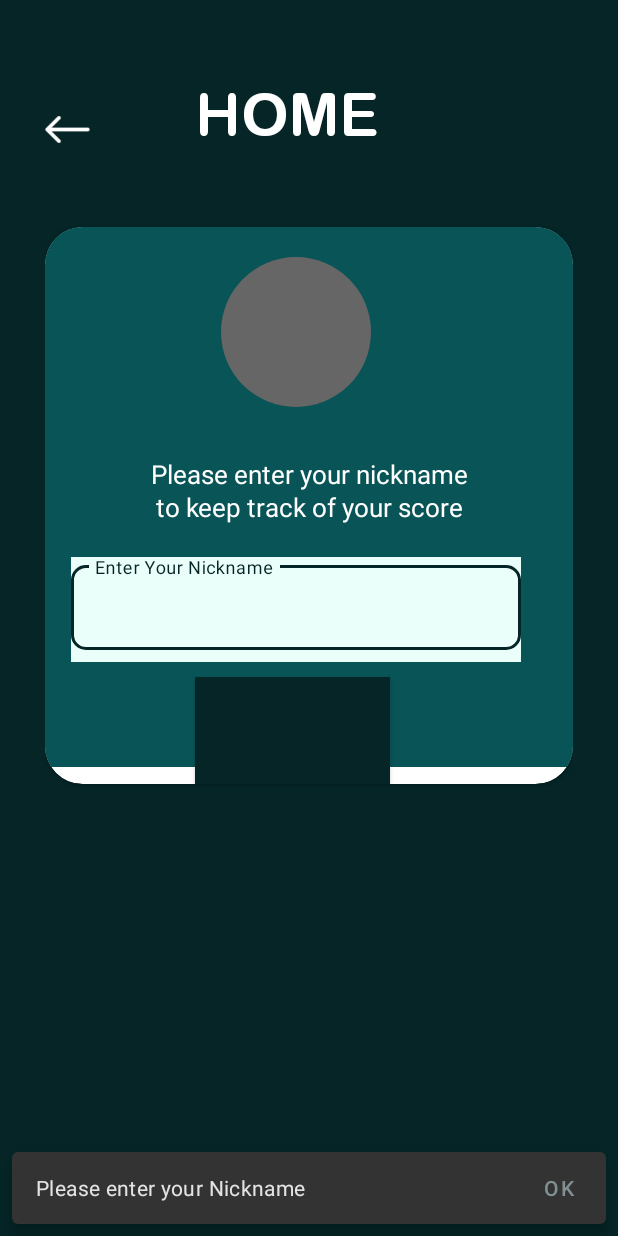
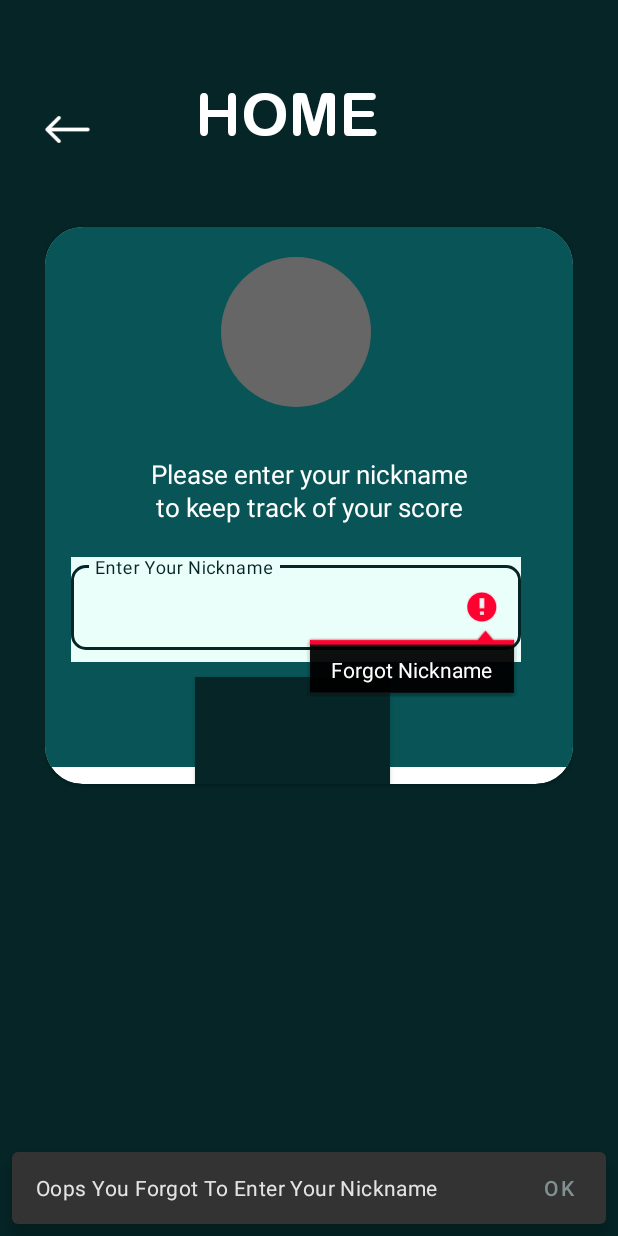
Before and after one commit to Tsebo200/2KQuiz, an Android app: the screen it shows after launch (HomeActivity), after a tap on an icon or button, on a phone screen of 412 x 824 dp. Run offline under Robolectric (Android 15) with nearby library versions, the phone set to English and light mode, and no system bars.

Commit message:
Added Snackbar and validation error

```diff
--- a/app/src/main/java/com/example/a2kquiz/HomeActivity.kt
+++ b/app/src/main/java/com/example/a2kquiz/HomeActivity.kt
@@ -28,11 +28,17 @@ class HomeActivity : AppCompatActivity() {
 
             //Check if nickname has been added
             if(nickname.toString() == ""){
+                //This is the Toast
 //                var nicknameModal = Toast.makeText(this, "Oops You Forgot To Enter Your Nickname", Toast.LENGTH_LONG).show()
-                Snackbar.make(it, "Please enter your Nickname", Snackbar.LENGTH_LONG)
+
+                //This is the Snackbar
+                Snackbar.make(it, "Oops You Forgot To Enter Your Nickname", Snackbar.LENGTH_LONG)
                     .setAction("ok", {
                     })
                     .show()
+
+                //Adding Validation
+                home.etNickname.error = "Forgot Nickname"
             }else{
                 //TODO: NAvigate next activity
                 Log.i("Clicked", "$nickname")
```
